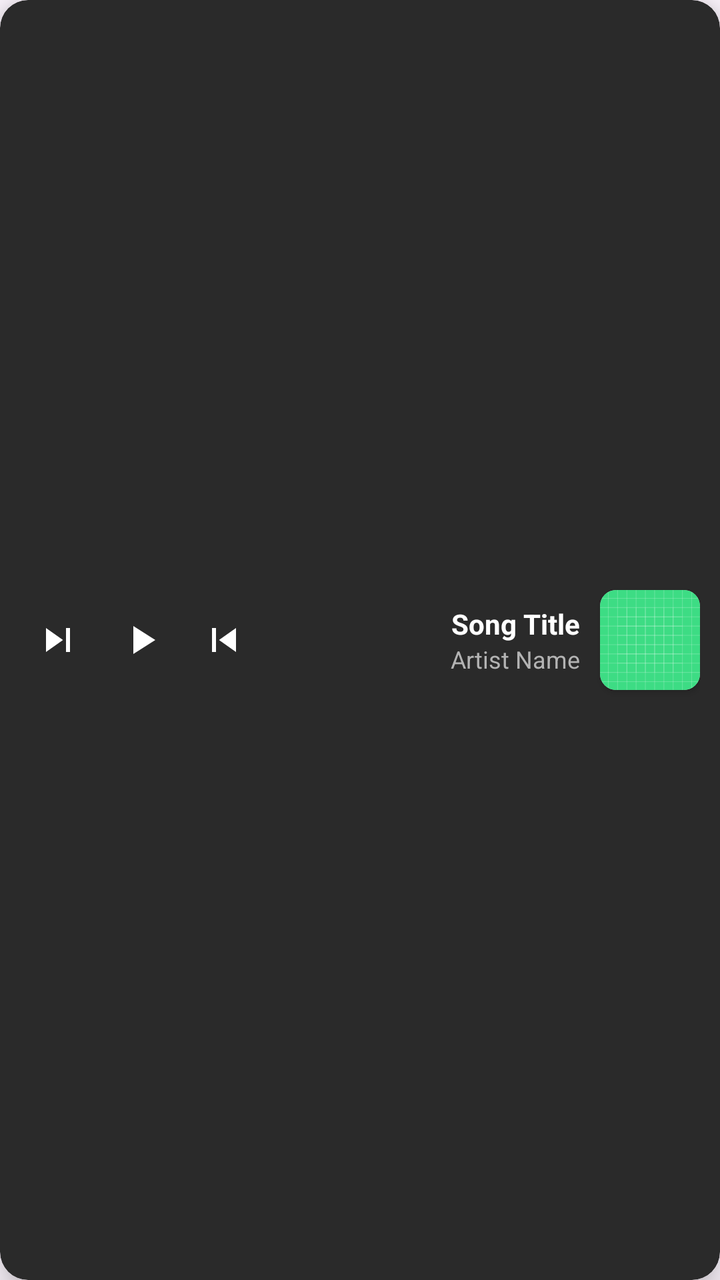
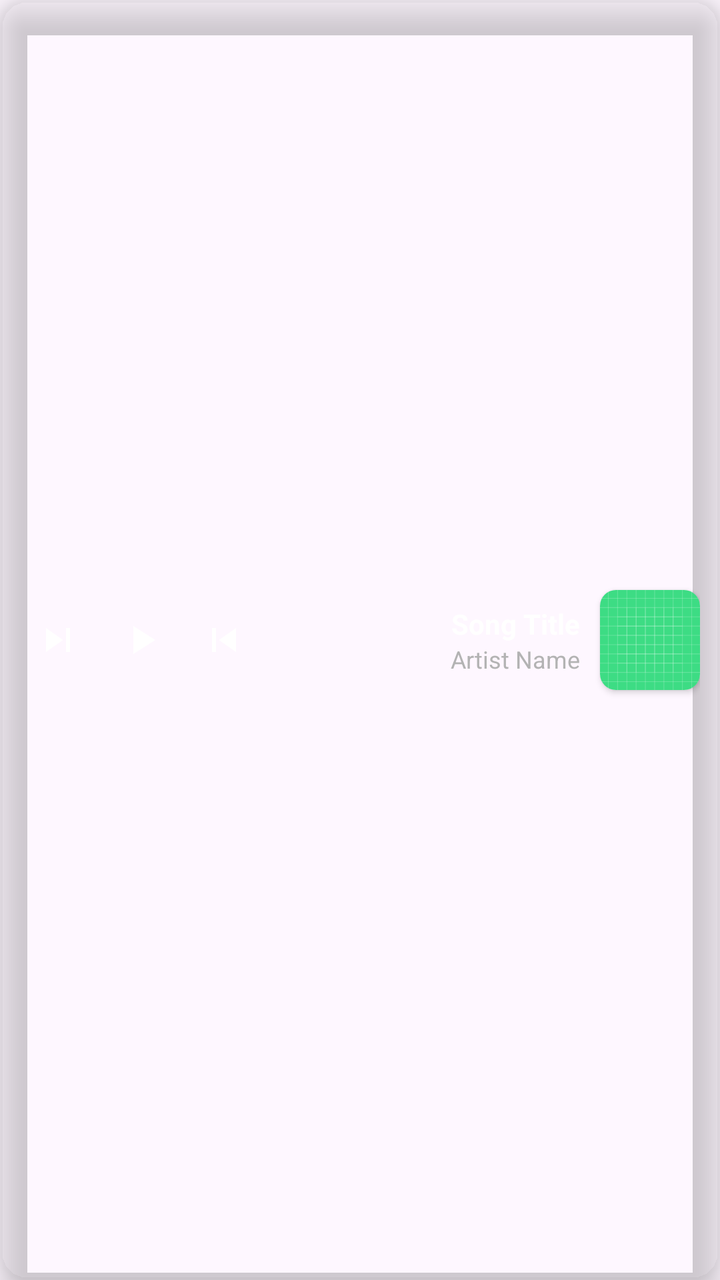

Compare the two renders of this Android layout. The source of the first and the diff that turns it into the second are given below.
<!-- AndroidManifest.xml: application theme Theme.SpotifyClone -->
<!-- res/layout/layout_mini_player.xml -->
<?xml version="1.0" encoding="utf-8"?>
<androidx.cardview.widget.CardView
    xmlns:android="http://schemas.android.com/apk/res/android"
    xmlns:app="http://schemas.android.com/apk/res-auto"
    android:layout_width="match_parent"
    android:layout_height="70dp"
    android:layout_marginHorizontal="8dp"
    android:layout_marginBottom="6dp"
    app:cardBackgroundColor="#2A2A2A"
    app:cardCornerRadius="14dp"
    app:cardElevation="10dp"
    android:layoutDirection="rtl">

    <LinearLayout
        android:layout_width="match_parent"
        android:layout_height="match_parent"
        android:gravity="center_vertical"
        android:orientation="horizontal"
        android:paddingHorizontal="10dp">

        <androidx.cardview.widget.CardView
            android:layout_width="50dp"
            android:layout_height="50dp"
            app:cardCornerRadius="8dp">
            <ImageView
                android:id="@+id/miniAlbumArt"
                android:layout_width="match_parent"
                android:layout_height="match_parent"
                android:scaleType="centerCrop"
                android:src="@drawable/ic_launcher_background" />
        </androidx.cardview.widget.CardView>

        <LinearLayout
            android:layout_width="0dp"
            android:layout_height="wrap_content"
            android:layout_weight="1"
            android:layout_marginHorizontal="10dp"
            android:orientation="vertical">

            <TextView
                android:id="@+id/miniSongTitle"
                android:layout_width="wrap_content"
                android:layout_height="wrap_content"
                android:ellipsize="end"
                android:maxLines="1"
                android:text="Song Title"
                android:textColor="@color/white"
                android:textSize="14sp"
                android:textStyle="bold" />

            <TextView
                android:id="@+id/miniArtistName"
                android:layout_width="wrap_content"
                android:layout_height="wrap_content"
                android:ellipsize="end"
                android:maxLines="1"
                android:text="Artist Name"
                android:textColor="@color/gray"
                android:textSize="12sp" />
        </LinearLayout>

        <ImageButton
            android:id="@+id/miniBtnPrev"
            android:layout_width="38dp"
            android:layout_height="38dp"
            android:background="?attr/selectableItemBackgroundBorderless"
            android:src="@drawable/ic_previous"
            app:tint="@color/white" />

        <ImageButton
            android:id="@+id/miniBtnPlayPause"
            android:layout_width="45dp"
            android:layout_height="45dp"
            android:background="?attr/selectableItemBackgroundBorderless"
            android:src="@drawable/ic_play"
            app:tint="@color/white" />

        <ImageButton
            android:id="@+id/miniBtnNext"
            android:layout_width="38dp"
            android:layout_height="38dp"
            android:background="?attr/selectableItemBackgroundBorderless"
            android:src="@drawable/ic_next"
            app:tint="@color/white" />

    </LinearLayout>
</androidx.cardview.widget.CardView>
<!-- resources referenced by this layout -->
<resources>
  <color name="gray">#B3B3B3</color>
  <color name="white">#FFFFFF</color>
  <!-- drawable ic_launcher_background: vector/xml drawable (drawable, 4866 chars, omitted) -->
  <!-- drawable ic_next (drawable) -->
  <?xml version="1.0" encoding="utf-8"?>
  <vector xmlns:android="http://schemas.android.com/apk/res/android"
      android:width="24dp"
      android:height="24dp"
      android:viewportWidth="24"
      android:viewportHeight="24">
  
      <path
          android:fillColor="#FFFFFF"
          android:pathData="M6,18l8.5,-6L6,6v12zM16,6v12h2V6h-2z"/>
  
  </vector>
  <!-- drawable ic_play (drawable) -->
  <?xml version="1.0" encoding="utf-8"?>
  <vector xmlns:android="http://schemas.android.com/apk/res/android"
      android:width="24dp"
      android:height="24dp"
      android:viewportWidth="24"
      android:viewportHeight="24">
  
      <path
          android:fillColor="#121212"
          android:pathData="M8,5v14l11,-7z"/>
  
  </vector>
  <!-- drawable ic_previous (drawable) -->
  <?xml version="1.0" encoding="utf-8"?>
  <vector xmlns:android="http://schemas.android.com/apk/res/android"
      android:width="24dp"
      android:height="24dp"
      android:viewportWidth="24"
      android:viewportHeight="24">
  
      <path
          android:fillColor="#FFFFFF"
          android:pathData="M6,6h2v12H6zm3.5,6l8.5,6V6z"/>
  
  </vector>
  <style name="Theme.SpotifyClone" parent="Base.Theme.SpotifyClone" />
  <style name="Base.Theme.SpotifyClone" parent="Theme.Material3.DayNight.NoActionBar">
          
          
      </style>
</resources>

<!-- the commit's change to res/layout/layout_mini_player.xml (unified diff, before → after) -->
@@ -2,11 +2,12 @@
 <androidx.cardview.widget.CardView
     xmlns:android="http://schemas.android.com/apk/res/android"
     xmlns:app="http://schemas.android.com/apk/res-auto"
+    android:id="@+id/miniPlayerCardView"
     android:layout_width="match_parent"
     android:layout_height="70dp"
     android:layout_marginHorizontal="8dp"
     android:layout_marginBottom="6dp"
-    app:cardBackgroundColor="#2A2A2A"
+    app:cardBackgroundColor="@android:color/transparent"
     app:cardCornerRadius="14dp"
     app:cardElevation="10dp"
     android:layoutDirection="rtl">
@@ -55,7 +56,7 @@
                 android:ellipsize="end"
                 android:maxLines="1"
                 android:text="Artist Name"
-                android:textColor="@color/gray"
+                android:textColor="#B3B3B3"
                 android:textSize="12sp" />
         </LinearLayout>
 
<!-- resource entries referenced after the edit -->
@@ -1,6 +1,5 @@
 <!-- resources referenced by this layout -->
 <resources>
-  <color name="gray">#B3B3B3</color>
   <color name="white">#FFFFFF</color>
   <!-- drawable ic_launcher_background: vector/xml drawable (drawable, 4866 chars, omitted) -->
   <!-- drawable ic_next (drawable) -->
